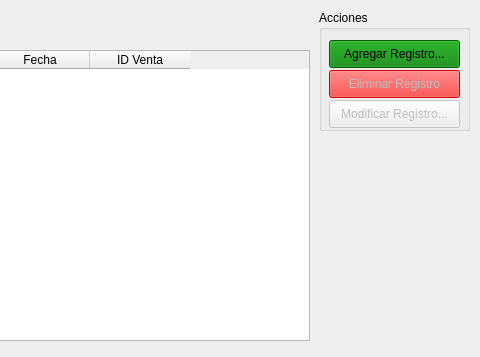
The window that GUI/ListadoVentas.ui (MartinRomero1/pp3) describes before a commit, drawn with Qt 5; both pictures show x 321 to 801 and y 0 to 357 of the 801 by 357 pixel window.
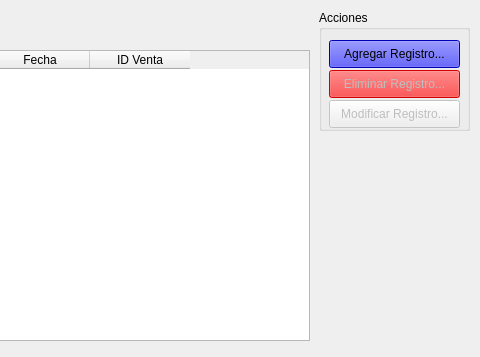
The same window after the commit.

Commit message: arq MVC

Diff of the .ui file:
```diff
--- a/GUI/ListadoVentas.ui
+++ b/GUI/ListadoVentas.ui
@@ -23,7 +23,7 @@
     </rect>
    </property>
    <property name="styleSheet">
-    <string notr="true">background-color: green;</string>
+    <string notr="true">background-color: blue;</string>
    </property>
    <property name="text">
     <string>Agregar Registro...</string>
@@ -45,7 +45,7 @@
     <string notr="true">background-color: red;</string>
    </property>
    <property name="text">
-    <string>Eliminar Registro</string>
+    <string>Eliminar Registro...</string>
    </property>
    <property name="default">
     <bool>false</bool>
```
The commit also changes 2 other files.
